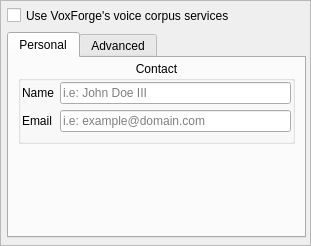
The window that res/ui/settingspane-voxforge.ui (smartboyhw/speechcontrol) describes before a commit, drawn with Qt 5.
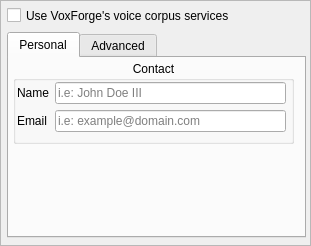
The same window after the commit. The open tabs and pages were chosen to show the change.

Diff of the .ui file:
```diff
--- a/res/ui/settingspane-voxforge.ui
+++ b/res/ui/settingspane-voxforge.ui
@@ -72,9 +72,9 @@
        <widget class="QGroupBox" name="groupBox">
         <property name="geometry">
          <rect>
-          <x>9</x>
+          <x>4</x>
           <y>3</y>
-          <width>277</width>
+          <width>281</width>
           <height>83</height>
          </rect>
         </property>
```
Left out of the diff: 2 changed lines with no effect on the pictures.
